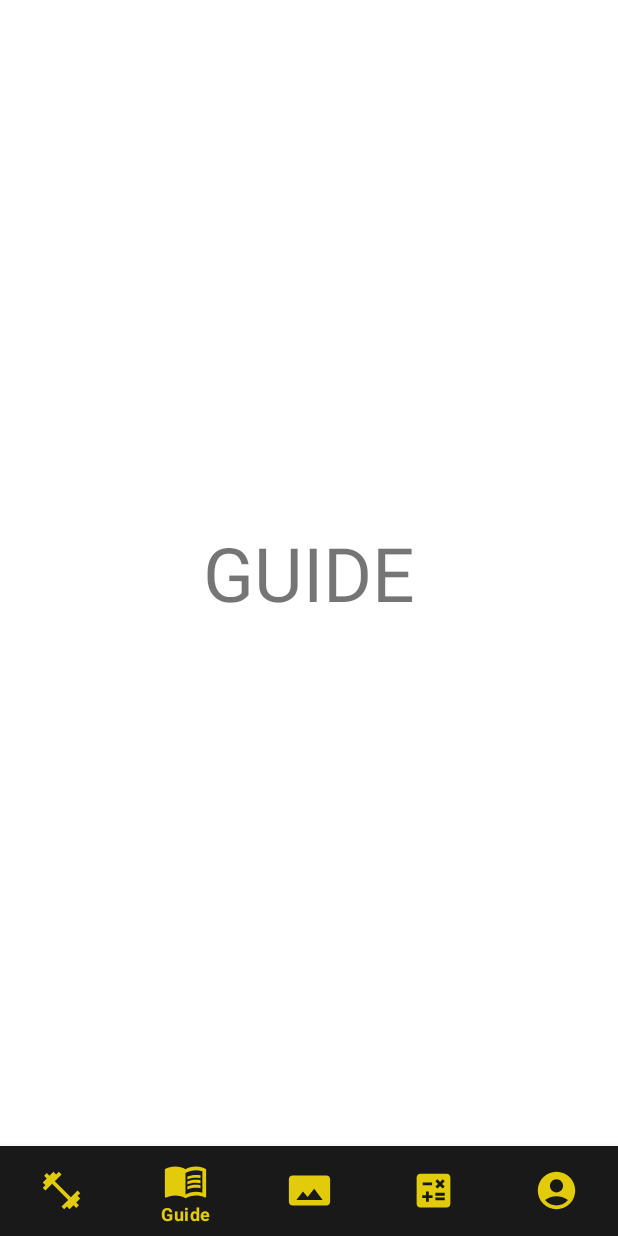
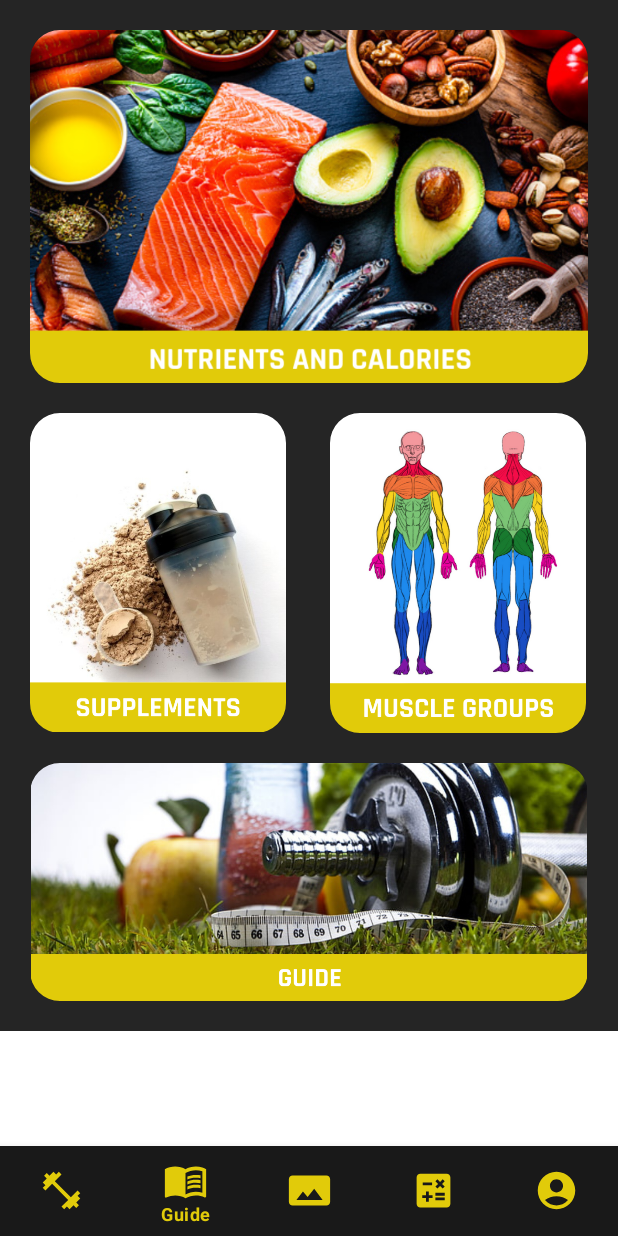
Before and after one commit to mtalhaergun/FitnessApp, an Android app: the screen it shows after launch (MainActivity), item 2 of the bottom bar chosen, on a phone screen of 412 x 824 dp. Run offline under Robolectric (Android 15) with nearby library versions, the light colour scheme and no system bars.

Commit message:
Guide Page Views

```diff
--- a/app/build.gradle
+++ b/app/build.gradle
@@ -54,8 +54,22 @@ dependencies {
     implementation 'com.google.firebase:firebase-analytics-ktx'
     implementation 'com.google.firebase:firebase-auth-ktx:21.1.0'
     implementation 'com.google.firebase:firebase-database-ktx:20.1.0'
-    implementation "androidx.navigation:navigation-fragment-ktx:$nav_version"
-    implementation "androidx.navigation:navigation-ui-ktx:$nav_version"
+    // Java language implementation
+    implementation("androidx.navigation:navigation-fragment:$nav_version")
+    implementation("androidx.navigation:navigation-ui:$nav_version")
+
+    // Kotlin
+    implementation("androidx.navigation:navigation-fragment-ktx:$nav_version")
+    implementation("androidx.navigation:navigation-ui-ktx:$nav_version")
+
+    // Feature module Support
+    implementation("androidx.navigation:navigation-dynamic-features-fragment:$nav_version")
+
+    // Testing Navigation
+    androidTestImplementation("androidx.navigation:navigation-testing:$nav_version")
+
+    // Jetpack Compose Integration
+    implementation("androidx.navigation:navigation-compose:$nav_version")
 
     implementation 'com.github.bumptech.glide:glide:4.14.2'
     annotationProcessor 'com.github.bumptech.glide:compiler:4.14.2'
--- a/app/src/main/java/com/mte/fitnessapp/GuideFragment.kt
+++ b/app/src/main/java/com/mte/fitnessapp/GuideFragment.kt
@@ -5,11 +5,14 @@ import androidx.fragment.app.Fragment
 import android.view.LayoutInflater
 import android.view.View
 import android.view.ViewGroup
+import androidx.navigation.NavDirections
+import androidx.navigation.Navigation
+import com.mte.fitnessapp.databinding.FragmentGuideBinding
+import com.mte.fitnessapp.databinding.FragmentProfileBinding
 
 class GuideFragment : Fragment() {
-    // TODO: Rename and change types of parameters
-    private var param1: String? = null
-    private var param2: String? = null
+    private var _binding : FragmentGuideBinding? = null
+    private val binding get() = _binding!!
 
     override fun onCreate(savedInstanceState: Bundle?) {
         super.onCreate(savedInstanceState)
@@ -19,8 +22,16 @@ class GuideFragment : Fragment() {
         inflater: LayoutInflater, container: ViewGroup?,
         savedInstanceState: Bundle?
     ): View? {
-        // Inflate the layout for this fragment
-        return inflater.inflate(R.layout.fragment_guide, container, false)
+        _binding=FragmentGuideBinding.inflate(inflater,container,false)
+        return binding.root
+    }
+
+    override fun onViewCreated(view: View, savedInstanceState: Bundle?) {
+        super.onViewCreated(view, savedInstanceState)
+
+        binding.caloriImage.setOnClickListener {
+
+        }
     }
 
 }
--- a/app/src/main/java/com/mte/fitnessapp/MainActivity.kt
+++ b/app/src/main/java/com/mte/fitnessapp/MainActivity.kt
@@ -57,5 +57,6 @@ class MainActivity : AppCompatActivity() {
         transaction.replace(R.id.container,fragment)
         transaction.addToBackStack(null)
         transaction.commit()
+
     }
 }
--- a/app/src/main/java/com/mte/fitnessapp/ProfileFragment.kt
+++ b/app/src/main/java/com/mte/fitnessapp/ProfileFragment.kt
@@ -11,7 +11,6 @@ import androidx.appcompat.app.AppCompatDelegate
 import androidx.fragment.app.FragmentManager
 import androidx.navigation.Navigation
 import com.google.firebase.auth.FirebaseAuth
-import com.google.firebase.database.*
 import com.mte.fitnessapp.databinding.FragmentProfileBinding
 
 class ProfileFragment : Fragment() {
--- a/app/src/main/res/layout/fragment_guide.xml
+++ b/app/src/main/res/layout/fragment_guide.xml
@@ -3,13 +3,76 @@
     xmlns:tools="http://schemas.android.com/tools"
     android:layout_width="match_parent"
     android:layout_height="match_parent"
+    xmlns:app="http://schemas.android.com/apk/res-auto"
     tools:context=".GuideFragment">
 
-    <TextView
-        android:id="@+id/textView5"
+    <ScrollView
         android:layout_width="wrap_content"
-        android:layout_height="wrap_content"
-        android:text="GUIDE"
-        android:textSize="50dp"
-        android:layout_gravity="center" />
+        android:layout_height="wrap_content">
+
+            <RelativeLayout
+                android:id="@+id/guideContainer"
+                android:layout_width="match_parent"
+                android:layout_height="match_parent"
+                android:background="#252525">
+
+
+                <com.google.android.material.imageview.ShapeableImageView
+                    android:id="@+id/caloriImage"
+                    android:layout_width="wrap_content"
+                    android:layout_height="wrap_content"
+                    android:layout_marginStart="20dp"
+                    android:layout_marginTop="20dp"
+                    android:layout_marginEnd="20dp"
+                    android:adjustViewBounds="true"
+                    android:scaleType="centerInside"
+                    android:src="@drawable/caloriesimage"
+                    app:shapeAppearanceOverlay="@style/roundImageView" />
+
+                <com.google.android.material.imageview.ShapeableImageView
+                    android:id="@+id/supplementsImage"
+                    android:layout_width="wrap_content"
+                    android:layout_height="213dp"
+                    android:layout_below="@id/caloriImage"
+                    android:layout_marginStart="20dp"
+                    android:layout_marginTop="20dp"
+                    android:layout_marginEnd="20dp"
+                    android:adjustViewBounds="true"
+                    android:scaleType="centerInside"
+                    android:src="@drawable/supplementsimage"
+                    app:shapeAppearanceOverlay="@style/roundImageView" />
+
+                <com.google.android.material.imageview.ShapeableImageView
+                    android:id="@+id/musclegroupsImage"
+                    android:layout_width="wrap_content"
+                    android:layout_height="213dp"
+                    android:layout_below="@id/caloriImage"
+                    android:layout_marginStart="220dp"
+                    android:layout_marginTop="20dp"
+                    android:layout_marginEnd="20dp"
+                    android:adjustViewBounds="true"
+                    android:scaleType="centerInside"
+                    android:src="@drawable/musclegropusimage"
+                    app:shapeAppearanceOverlay="@style/roundImageView" />
+
+                <com.google.android.material.imageview.ShapeableImageView
+                    android:id="@+id/guideImage"
+                    android:layout_width="wrap_content"
+                    android:layout_height="wrap_content"
+                    android:layout_below="@id/supplementsImage"
+                    android:layout_marginStart="20dp"
+                    android:layout_marginTop="20dp"
+                    android:layout_marginEnd="20dp"
+                    android:layout_marginBottom="20dp"
+                    android:adjustViewBounds="true"
+                    android:scaleType="centerInside"
+                    android:src="@drawable/guideimage"
+                    app:shapeAppearanceOverlay="@style/roundImageView" />
+
+            </RelativeLayout>
+
+    </ScrollView>
+
+
+
 </FrameLayout>
--- a/app/src/main/res/values/themes.xml
+++ b/app/src/main/res/values/themes.xml
@@ -13,4 +13,12 @@
         <item name="android:statusBarColor" >?attr/colorPrimaryVariant</item>
         <!-- Customize your theme here. -->
     </style>
+
+    <style name="roundImageView" parent="">
+        <item name="cornerFamily">rounded</item>
+        <item name="cornerSizeTopLeft">20dp</item>
+        <item name="cornerSizeTopRight">20dp</item>
+        <item name="cornerSizeBottomLeft">20dp</item>
+        <item name="cornerSizeBottomRight">20dp</item>
+    </style>
 </resources>
```
Also changed, not shown: app/src/main/res/drawable-v24/caloriesimage.png (added), app/src/main/res/drawable-v24/guideimage.png (added), app/src/main/res/drawable-v24/musclegropusimage.png (added), app/src/main/res/drawable-v24/supplementsimage.png (added).
